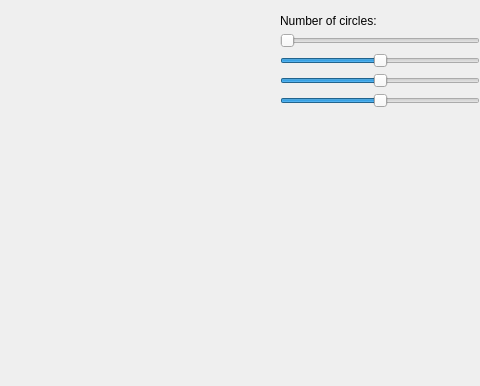
First picture: the form in bubblewrap/ui/widget.ui, repository daviddumas/bubble-wrap, before the edit; both pictures show x 220 to 700 and y 114 to 500 of the 700 by 500 pixel window.
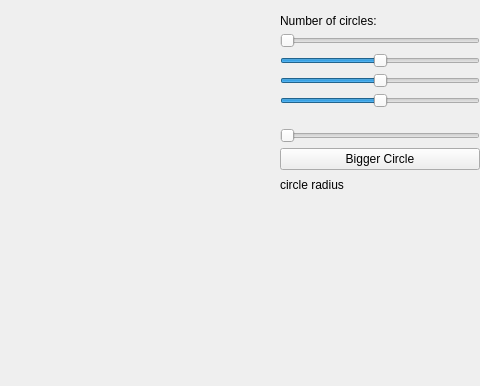
Second picture: the form after the edit.

Commit message: Added a test circle to benchmark PyQt5's ability to draw large circles.

Diff of the .ui file:
```diff
--- a/bubblewrap/ui/widget.ui
+++ b/bubblewrap/ui/widget.ui
@@ -355,6 +355,111 @@
          </property>
         </widget>
        </item>
+       <item>
+        <spacer name="verticalSpacer_8">
+         <property name="orientation">
+          <enum>Qt::Vertical</enum>
+         </property>
+         <property name="sizeType">
+          <enum>QSizePolicy::Fixed</enum>
+         </property>
+         <property name="sizeHint" stdset="0">
+          <size>
+           <width>20</width>
+           <height>20</height>
+          </size>
+         </property>
+        </spacer>
+       </item>
+       <item>
+        <widget class="QSlider" name="bigger_cir_slider">
+         <property name="minimum">
+          <number>100</number>
+         </property>
+         <property name="maximum">
+          <number>25000</number>
+         </property>
+         <property name="singleStep">
+          <number>10</number>
+         </property>
+         <property name="value">
+          <number>100</number>
+         </property>
+         <property name="orientation">
+          <enum>Qt::Horizontal</enum>
+         </property>
+        </widget>
+       </item>
+       <item>
+        <spacer name="verticalSpacer_10">
+         <property name="orientation">
+          <enum>Qt::Vertical</enum>
+         </property>
+         <property name="sizeType">
+          <enum>QSizePolicy::Fixed</enum>
+         </property>
+         <property name="sizeHint" stdset="0">
+          <size>
+           <width>20</width>
+           <height>5</height>
+          </size>
+         </property>
+        </spacer>
+       </item>
+       <item>
+        <widget class="QPushButton" name="bigger_cir">
+         <property name="sizePolicy">
+          <sizepolicy hsizetype="Expanding" vsizetype="Fixed">
+           <horstretch>0</horstretch>
+           <verstretch>0</verstretch>
+          </sizepolicy>
+         </property>
+         <property name="minimumSize">
+          <size>
+           <width>200</width>
+           <height>0</height>
+          </size>
+         </property>
+         <property name="maximumSize">
+          <size>
+           <width>200</width>
+           <height>16777215</height>
+          </size>
+         </property>
+         <property name="layoutDirection">
+          <enum>Qt::LeftToRight</enum>
+         </property>
+         <property name="text">
+          <string>Bigger Circle</string>
+         </property>
+         <property name="flat">
+          <bool>false</bool>
+         </property>
+        </widget>
+       </item>
+       <item>
+        <spacer name="verticalSpacer_9">
+         <property name="orientation">
+          <enum>Qt::Vertical</enum>
+         </property>
+         <property name="sizeType">
+          <enum>QSizePolicy::Fixed</enum>
+         </property>
+         <property name="sizeHint" stdset="0">
+          <size>
+           <width>20</width>
+           <height>8</height>
+          </size>
+         </property>
+        </spacer>
+       </item>
+       <item>
+        <widget class="QLabel" name="circle_rad">
+         <property name="text">
+          <string>circle radius</string>
+         </property>
+        </widget>
+       </item>
        <item>
         <spacer name="verticalSpacer">
          <property name="orientation">
```
The commit also changes 3 other files.
